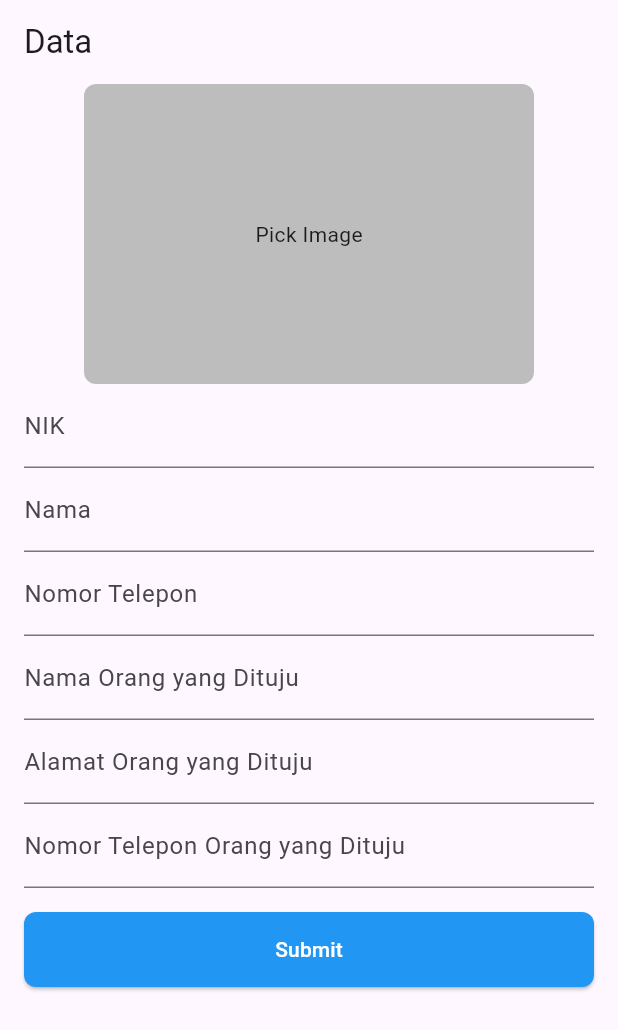
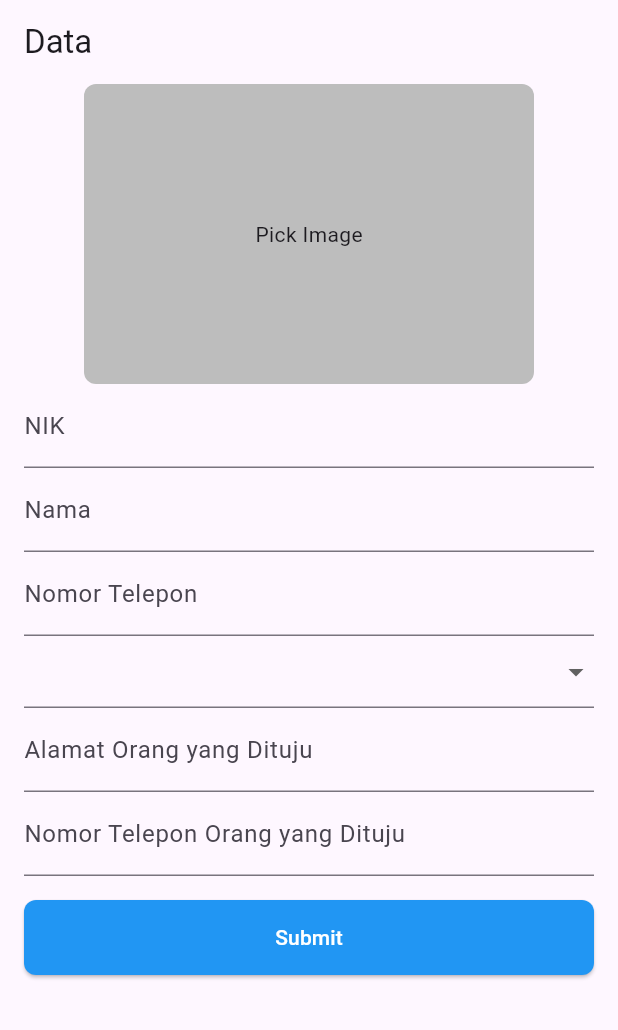
Before and after one commit to MZannn/ocr, a Flutter app: the screen it shows after launch, on a phone screen of 412 x 824 dp. Shown: the top 1030 px of the screen. Run offline on Flutter 3.47's test engine with Material 2 defaults, Android fonts, the phone set to English and light mode, and no system bars; our stand-ins replace bloc, camera, equatable, flutter_bloc, image_cropper, image_picker; missing offline and left inert: google_mlkit_text_recognition.

```diff
--- a/lib/view/form_view.dart
+++ b/lib/view/form_view.dart
@@ -12,6 +12,29 @@ class FormView extends StatelessWidget {
     TextEditingController namePersonController = TextEditingController();
     TextEditingController addressPersonController = TextEditingController();
     TextEditingController phoneNumberPersonController = TextEditingController();
+    List<String> personNameList = [
+      'John Doe',
+      'Alice Smith',
+      'Bob Johnson',
+      'Emily Brown',
+      'Michael Wilson',
+      'Sophia Davis',
+      'David Lee',
+      'Olivia Martinez',
+      'James Anderson',
+      'Ella Wilson',
+      'William Taylor',
+      'Emma Jones',
+      'Daniel Harris',
+      'Grace Miller',
+      'Matthew Clark',
+      'Ava Taylor',
+      'Joseph Garcia',
+      'Chloe Lopez',
+      'Andrew Hall',
+      'Sofia Hernandez',
+    ];
+
     return Scaffold(
       appBar: AppBar(
         title: const Text("Data"),
@@ -74,11 +97,18 @@ class FormView extends StatelessWidget {
                     labelText: 'Nomor Telepon',
                   ),
                 ),
-                TextFormField(
-                  controller: namePersonController,
-                  decoration: const InputDecoration(
-                    labelText: 'Nama Orang yang Dituju',
-                  ),
+                DropdownButtonFormField(
+                  items: personNameList
+                      .map(
+                        (e) => DropdownMenuItem(
+                          value: e,
+                          child: Text(e),
+                        ),
+                      )
+                      .toList(),
+                  onChanged: (value) {
+                    namePersonController.text = value.toString();
+                  },
                 ),
                 TextFormField(
                   controller: addressPersonController,
```
Also changed, not shown: lib/cubit/camera/camera_cubit.dart (+16 -3 lines).
